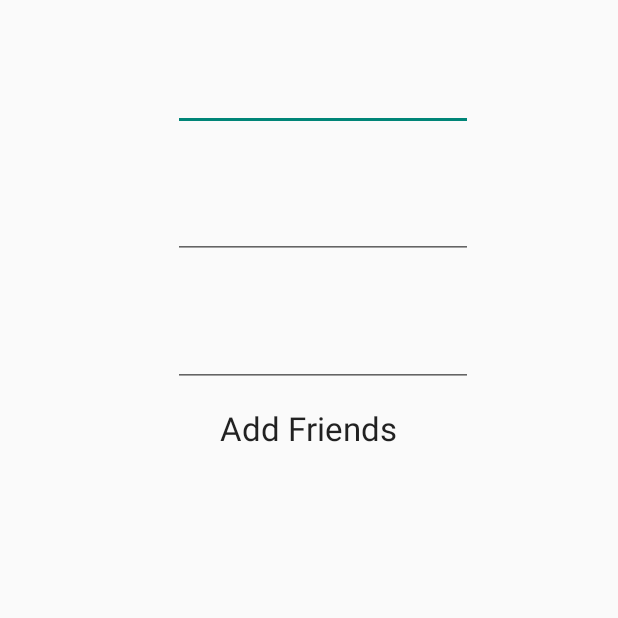
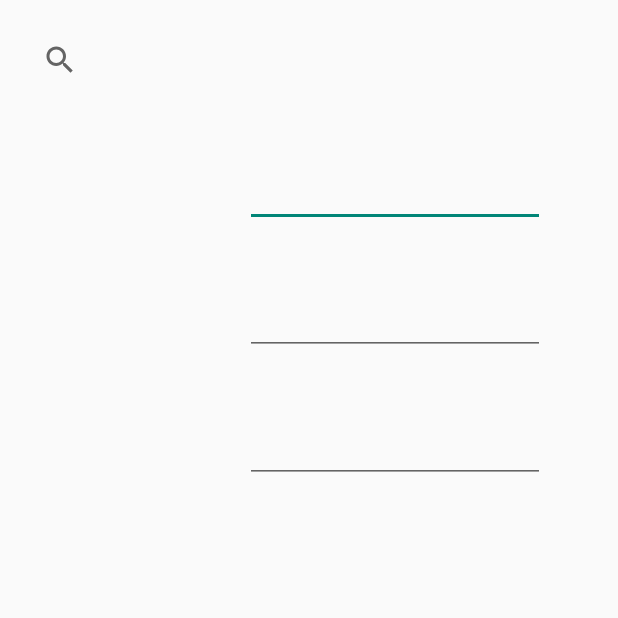
Before and after one commit to SorSafe/RealRunner, an Android app: the Add_Friends screen opened directly, with no data from a screen before it, on a phone screen of 412 x 824 dp, the top half of it. Run offline under Robolectric (Android 15) with nearby library versions, the light colour scheme and no system bars.

Commit message:
add search view for pop

```diff
--- a/app/src/main/java/com/example/acerth/realrunner/Add_Friends.java
+++ b/app/src/main/java/com/example/acerth/realrunner/Add_Friends.java
@@ -1,12 +1,17 @@
 package com.example.acerth.realrunner;
 
 import android.app.Activity;
+import android.app.SearchManager;
+import android.app.SearchableInfo;
+import android.content.Context;
 import android.os.Bundle;
+import android.support.v7.widget.SearchView;
 
 /**
  * Created by Admin PC on 8/9/2558.
  */
 public class Add_Friends extends Activity {
+
     @Override
     protected void onCreate(Bundle savedInstanceState) {
         super.onCreate(savedInstanceState);
@@ -15,4 +20,11 @@ public class Add_Friends extends Activity {
 //        LinearLayout linearLayout = (LinearLayout) findViewById(R.id.linear);
 //        linearLayout.setBackgroundColor(Color.parseColor("#00b06b"));
     }
+
+    private void setupSearchView() {
+        SearchManager searchManager = (SearchManager) getSystemService(Context.SEARCH_SERVICE);
+        final SearchView searchView = (SearchView) findViewById(R.id.searchView);
+        SearchableInfo searchableInfo = searchManager.getSearchableInfo(getComponentName());
+        searchView.setSearchableInfo(searchableInfo);
+    }
 }
--- a/app/src/main/res/layout/layout_add_friend.xml
+++ b/app/src/main/res/layout/layout_add_friend.xml
@@ -2,8 +2,19 @@
 <LinearLayout xmlns:android="http://schemas.android.com/apk/res/android"
     android:orientation="vertical"
     android:id="@+id/linear"
+    android:padding="16dp"
     android:layout_width="match_parent"
     android:layout_height="match_parent">
+
+    <SearchView
+        android:id="@+id/searchView"
+        android:layout_width="match_parent"
+        android:layout_height="wrap_content"
+        android:layout_centerHorizontal="true">
+    </SearchView>
+
+
+
 
     <LinearLayout
         android:orientation="horizontal"
@@ -11,7 +22,7 @@
         android:layout_height="wrap_content"
         android:id="@+id/area2"
         android:layout_marginTop="30dp"
-        android:layout_centerHorizontal="true"
+        android:layout_gravity="center_horizontal"
         android:layout_below="@+id/area1">
 
         <ImageView
@@ -36,7 +47,8 @@
         android:id="@+id/area3"
         android:layout_marginTop="15dp"
         android:layout_centerHorizontal="true"
-        android:layout_below="@+id/area2">
+        android:layout_below="@+id/area2"
+        android:layout_gravity="center_horizontal">
 
         <ImageView
             android:layout_width="100dp"
@@ -60,7 +72,8 @@
         android:id="@+id/area4"
         android:layout_marginTop="15dp"
         android:layout_centerHorizontal="true"
-        android:layout_below="@+id/area3">
+        android:layout_below="@+id/area3"
+        android:layout_gravity="center_horizontal">
 
         <ImageView
             android:layout_width="100dp"
@@ -77,12 +90,5 @@
 
     </LinearLayout>
 
-    <TextView
-        android:layout_width="wrap_content"
-        android:layout_height="wrap_content"
-        android:textAppearance="?android:attr/textAppearanceLarge"
-        android:text="Add Friends"
-        android:id="@+id/textView4"
-        android:layout_gravity="center_horizontal" />
 
 </LinearLayout>
```
